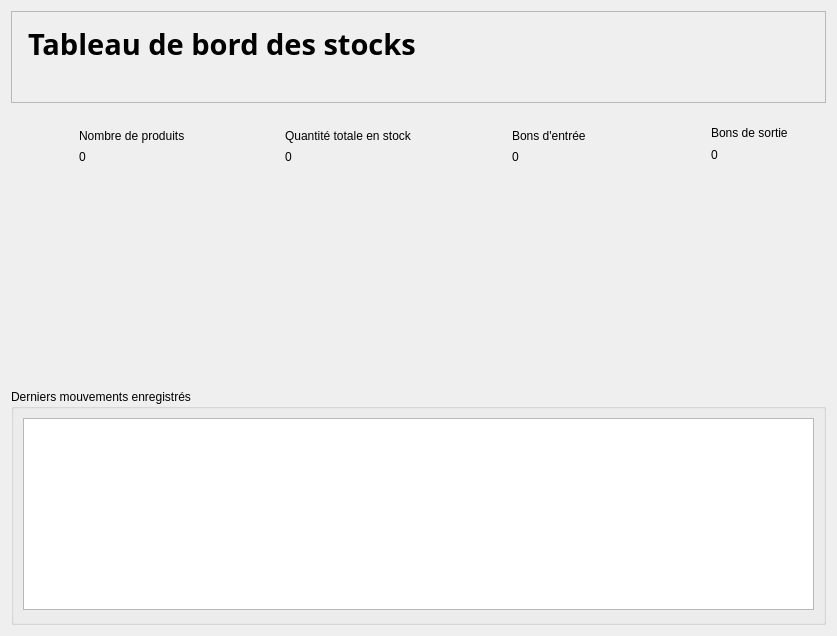
Old version of the form interface/dashboard_widget.ui in the repository miranto-andria/stock-it.
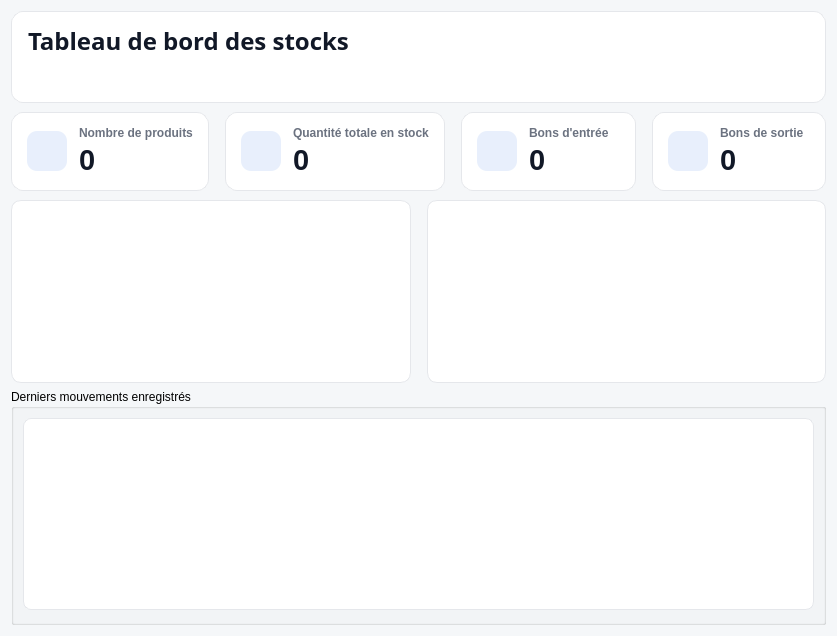
New version of the form. Custom widgets are drawn as their Qt base class.

Commit message: feat: Stock IT

```diff
--- a/interface/dashboard_widget.ui
+++ b/interface/dashboard_widget.ui
@@ -14,7 +14,16 @@
    <string>Form</string>
   </property>
   <property name="styleSheet">
-   <string notr="true"/>
+   <string notr="true">#Dashboard { background: #f5f7f9; }
+#Dashboard #frame { background: #ffffff; border: 1px solid #e5e7eb; border-radius: 12px; }
+#Dashboard #label { color: #111827; font-size: 18pt; font-weight: 700; }
+#Dashboard #stats { color: #6b7280; font-size: 9.5pt; font-weight: 600; }
+#carte_produits, #carte_stock, #carte_entrees, #carte_sorties { background: #ffffff; border: 1px solid #e5e7eb; border-radius: 12px; }
+#cadre_histogramme, #cadre_camembert { background: #ffffff; border: 1px solid #e5e7eb; border-radius: 10px; }
+QLabel#tile_ico_produits, QLabel#tile_ico_stock, QLabel#tile_ico_entrees, QLabel#tile_ico_sorties { background: #e8effc; border-radius: 10px; }
+QLabel#titre_produits, QLabel#titre_stock, QLabel#titre_entrees, QLabel#titre_sorties { font-size: 9pt; font-weight: 600; color: #6b7280; }
+QLabel#valeur_produits, QLabel#valeur_stock, QLabel#valeur_entrees, QLabel#valeur_sorties { font-size: 22pt; font-weight: 700; color: #111827; }
+#derniers_mouvements { background: #ffffff; border: 1px solid #e5e7eb; border-radius: 8px; font-family: Consolas; font-size: 9pt; }</string>
   </property>
   <layout class="QVBoxLayout" name="verticalLayout_2" stretch="0,0,1,0">
    <item>
```
The commit also changes 51 other files.
